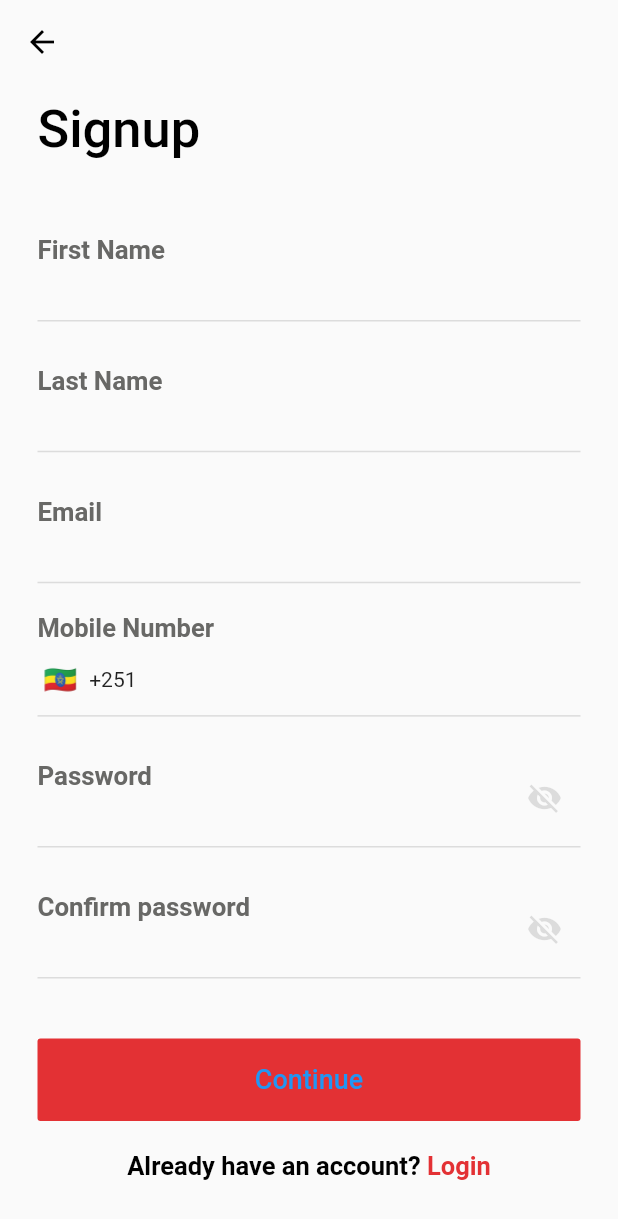
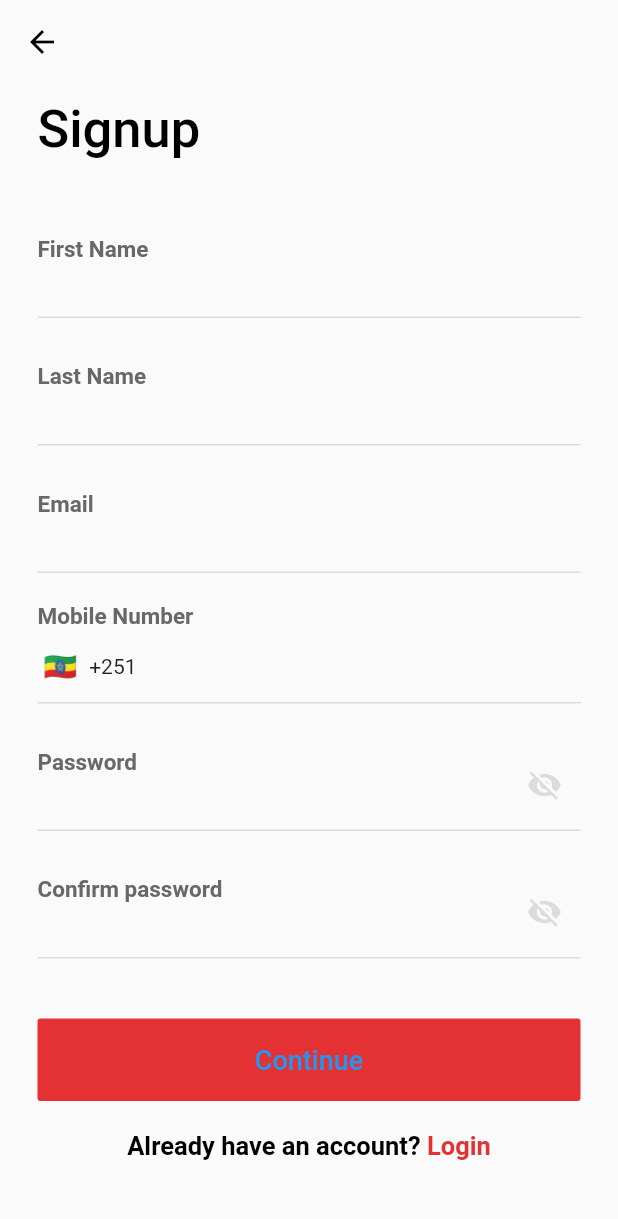
Before and after one commit to mikiyasET/Shilengae_App, a Flutter app: the SignUp screen opened directly, on a phone screen of 412 x 824 dp. Shown: the top 1219 px of the screen. Run offline on Flutter 3.47's test engine with Material 2 defaults, Android fonts, the phone set to English and light mode, and no system bars; drawn by our look-alikes of intl_phone_field; our stand-ins replace easy_localization, flutter_spinkit, fluttertoast, pin_code_fields; missing offline and left inert: flutter_facebook_login.

Commit message:
Signup page font size reduced

```diff
--- a/lib/screens/signup.dart
+++ b/lib/screens/signup.dart
@@ -60,7 +60,7 @@ class _SignUpState extends State<SignUp> {
                   labelStyle: TextStyle(
                     color: Theme.of(context).accentColor,
                     fontWeight: FontWeight.w600,
-                    fontSize: 23,
+                    fontSize: 20,
                     height: .6,
                   ),
                   border: UnderlineInputBorder(
@@ -90,7 +90,7 @@ class _SignUpState extends State<SignUp> {
                   labelStyle: TextStyle(
                     color: Theme.of(context).accentColor,
                     fontWeight: FontWeight.w600,
-                    fontSize: 23,
+                    fontSize: 20,
                     height: .6,
                   ),
                   border: UnderlineInputBorder(
@@ -121,7 +121,7 @@ class _SignUpState extends State<SignUp> {
                   labelStyle: TextStyle(
                     color: Theme.of(context).accentColor,
                     fontWeight: FontWeight.w600,
-                    fontSize: 23,
+                    fontSize: 20,
                     height: .6,
                   ),
                   border: UnderlineInputBorder(
@@ -141,7 +141,7 @@ class _SignUpState extends State<SignUp> {
                 style: TextStyle(
                   color: Theme.of(context).accentColor,
                   fontWeight: FontWeight.w600,
-                  fontSize: 17,
+                  fontSize: 15,
                 ),
               ),
               Container(
@@ -202,7 +202,7 @@ class _SignUpState extends State<SignUp> {
                       labelStyle: TextStyle(
                         color: Theme.of(context).accentColor,
                         fontWeight: FontWeight.w600,
-                        fontSize: 23,
+                        fontSize: 20,
                         height: 0,
                       ),
                       border: UnderlineInputBorder(
@@ -256,7 +256,7 @@ class _SignUpState extends State<SignUp> {
                       labelStyle: TextStyle(
                         color: Theme.of(context).accentColor,
                         fontWeight: FontWeight.w600,
-                        fontSize: 23,
+                        fontSize: 20,
                         height: 0,
                       ),
                       border: UnderlineInputBorder(
```
